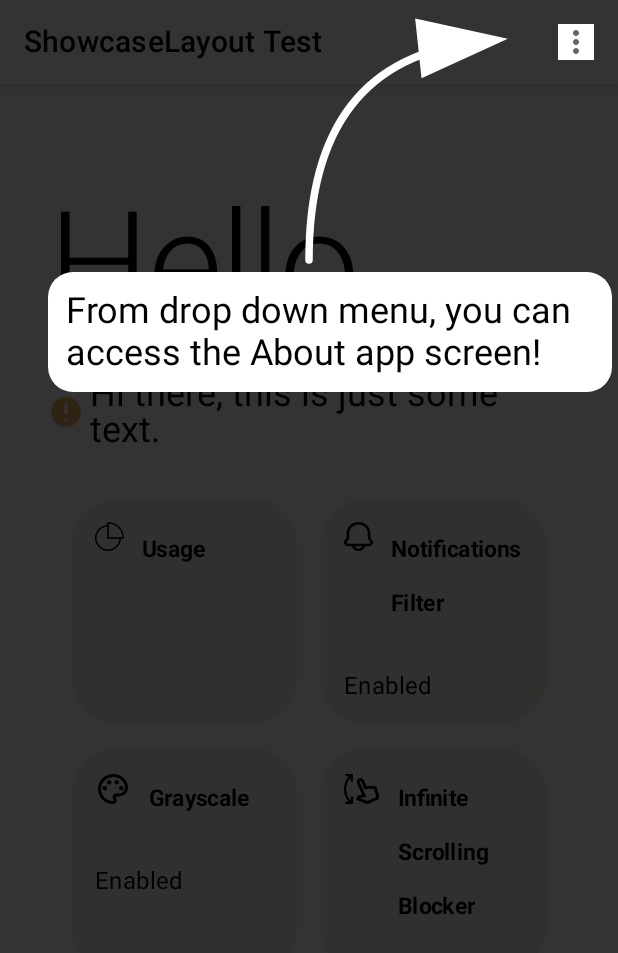
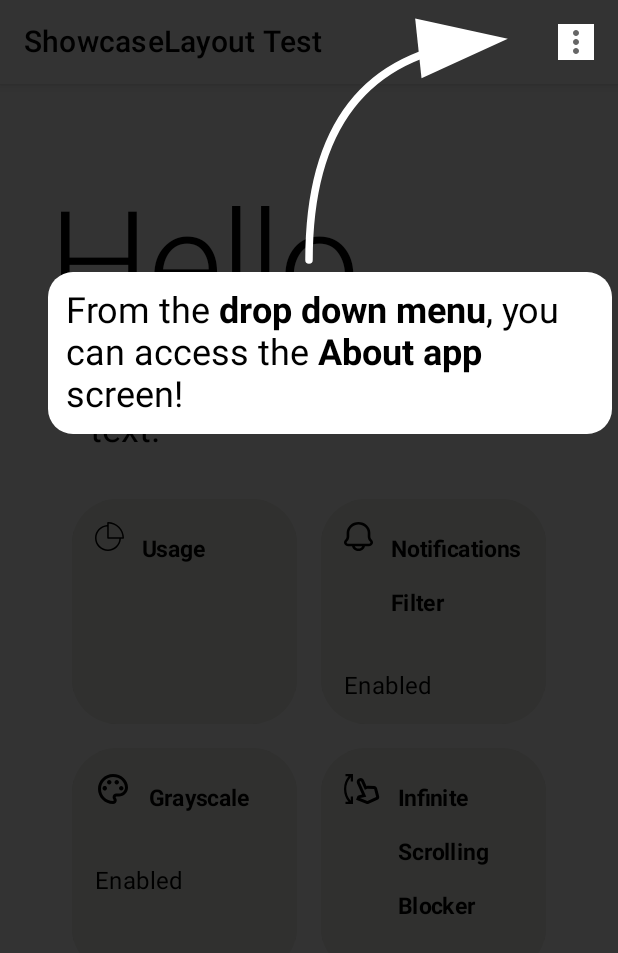
Before and after one commit to tahaak67/ShowcaseLayoutCompose, an Android app built with Jetpack Compose: the screen it shows after launch (MainActivity), after a tap on "Grayscale", on a phone screen of 412 x 824 dp. Shown: the top 953 px of the screen. Run offline under Robolectric (Android 15) with nearby library versions, the phone set to English and light mode, and no system bars; 2 other taps on this screen came first.

Commit message:
Update README.md Update sample to use Modifier.showcase

```diff
--- a/app/src/main/java/ly/com/tahaben/showcaselayoutcompose/ui/MainScreen.kt
+++ b/app/src/main/java/ly/com/tahaben/showcaselayoutcompose/ui/MainScreen.kt
@@ -104,10 +104,21 @@ fun MainScreen(
 
                     // Creating Icon button for dropdown menu
                     IconButton(onClick = { mDisplayMenu = !mDisplayMenu }) {
-                        Showcase(
+                        Icon(
+                            modifier = Modifier.showcase(
                                 k = 3,
                                 message = ShowcaseMsg(
-                                "From drop down menu, you can access the About app screen!",
+                                    buildAnnotatedString {
+                                        append("From the ")
+                                        pushStyle(SpanStyle(fontWeight = FontWeight.Bold))
+                                        append("drop down menu")
+                                        pop()
+                                        append(", you can access the ")
+                                        pushStyle(SpanStyle(fontWeight = FontWeight.Bold))
+                                        append("About app")
+                                        pop()
+                                        append(" screen!")
+                                    },
                                     textStyle = TextStyle(
                                         color = MaterialTheme.colors.onPrimary,
                                         fontSize = 24.sp
@@ -121,9 +132,10 @@ fun MainScreen(
                                     enterAnim = MsgAnimation.FadeInOut(),
                                     exitAnim = MsgAnimation.FadeInOut()
                                 )
-                        ) {
-                            Icon(Icons.Default.MoreVert, stringResource(R.string.drop_down_menu))
-                        }
+                            ),
+                            imageVector = Icons.Default.MoreVert,
+                            contentDescription = stringResource(id = R.string.drop_down_menu),
+                        )
                     }
 
                     // Creating a dropdown menu
@@ -197,24 +209,28 @@ fun MainScreen(
                     modifier = Modifier.fillMaxWidth(),
                     horizontalArrangement = Arrangement.SpaceEvenly
                 ) {
-                    Showcase(
+
+                        MainScreenCard(
+                            modifier = Modifier.showcase(
                                 k = 1, message =
                                 ShowcaseMsg(
                                     "Track your phone usage from here",
-                            textStyle = TextStyle(color = Color(0xFF827717), fontSize = 18.sp),
+                                    textStyle = TextStyle(
+                                        color = Color(0xFF827717),
+                                        fontSize = 18.sp
+                                    ),
                                     msgBackground = MaterialTheme.colors.primary,
                                     gravity = Gravity.Bottom,
                                     arrow = Arrow(color = MaterialTheme.colors.primary),
                                     enterAnim = MsgAnimation.FadeInOut(),
                                     exitAnim = MsgAnimation.FadeInOut()
                                 )
-                    ) {
-                        MainScreenCard(
+                            ),
                             text = stringResource(R.string.usage),
                             iconId = R.drawable.ic_usage,
                             status = ""
                         ) { }
-                    }
+
                     MainScreenCard(
                         text = stringResource(R.string.notifications_filter),
                         iconId = R.drawable.ic_notification,
@@ -235,15 +251,15 @@ fun MainScreen(
                             id = R.string.disabled
                         )
                     ) { }
-                    Showcase(k = 2, message = null) {
                         MainScreenCard(
+                            modifier = Modifier.showcase(k = 2, message = null),
                             text = stringResource(R.string.infinite_scrolling),
                             iconId = R.drawable.ic_swipe_vertical_24,
                             status = if (isInfiniteScrollBlockerEnabled) stringResource(id = R.string.enabled) else stringResource(
                                 id = R.string.disabled
                             )
                         ) { }
-                    }
+
                 }
                 Spacer(modifier = Modifier.height(spacing.spaceMedium))
             }
--- a/app/src/main/java/ly/com/tahaben/showcaselayoutcompose/ui/MainScreenCard.kt
+++ b/app/src/main/java/ly/com/tahaben/showcaselayoutcompose/ui/MainScreenCard.kt
@@ -3,7 +3,14 @@ package ly.com.tahaben.showcaselayoutcompose.ui
 import androidx.annotation.DrawableRes
 import androidx.compose.foundation.Image
 import androidx.compose.foundation.clickable
-import androidx.compose.foundation.layout.*
+import androidx.compose.foundation.layout.Column
+import androidx.compose.foundation.layout.Row
+import androidx.compose.foundation.layout.Spacer
+import androidx.compose.foundation.layout.fillMaxSize
+import androidx.compose.foundation.layout.fillMaxWidth
+import androidx.compose.foundation.layout.height
+import androidx.compose.foundation.layout.padding
+import androidx.compose.foundation.layout.width
 import androidx.compose.foundation.shape.RoundedCornerShape
 import androidx.compose.material.Card
 import androidx.compose.material.MaterialTheme
@@ -20,6 +27,7 @@ import ly.com.tahaben.showcaselayoutcompose.ui.theme.LocalSpacing
 
 @Composable
 fun MainScreenCard(
+    modifier: Modifier = Modifier,
     text: String,
     @DrawableRes iconId: Int?,
     status: String,
@@ -27,7 +35,7 @@ fun MainScreenCard(
 ) {
     val spacing = LocalSpacing.current
     Card(
-        modifier = Modifier
+        modifier = modifier
             .height(150.dp)
             .width(150.dp)
             .clip(
```
Also changed, not shown: 1 other file. Lines whose indentation alone changed are shown as unchanged.
